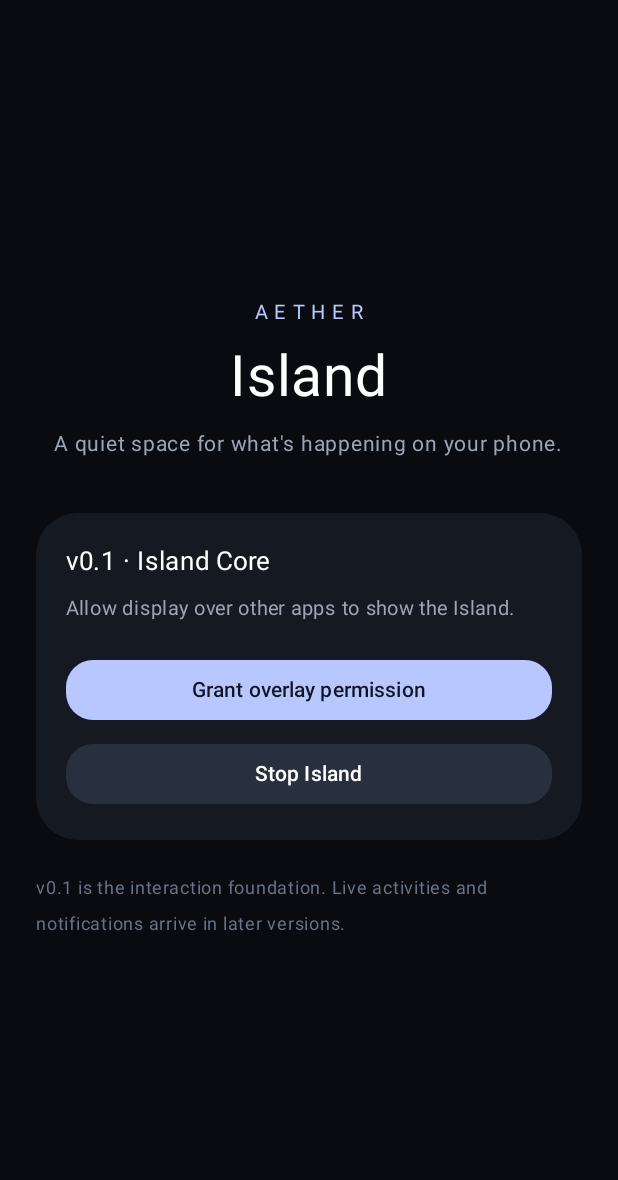
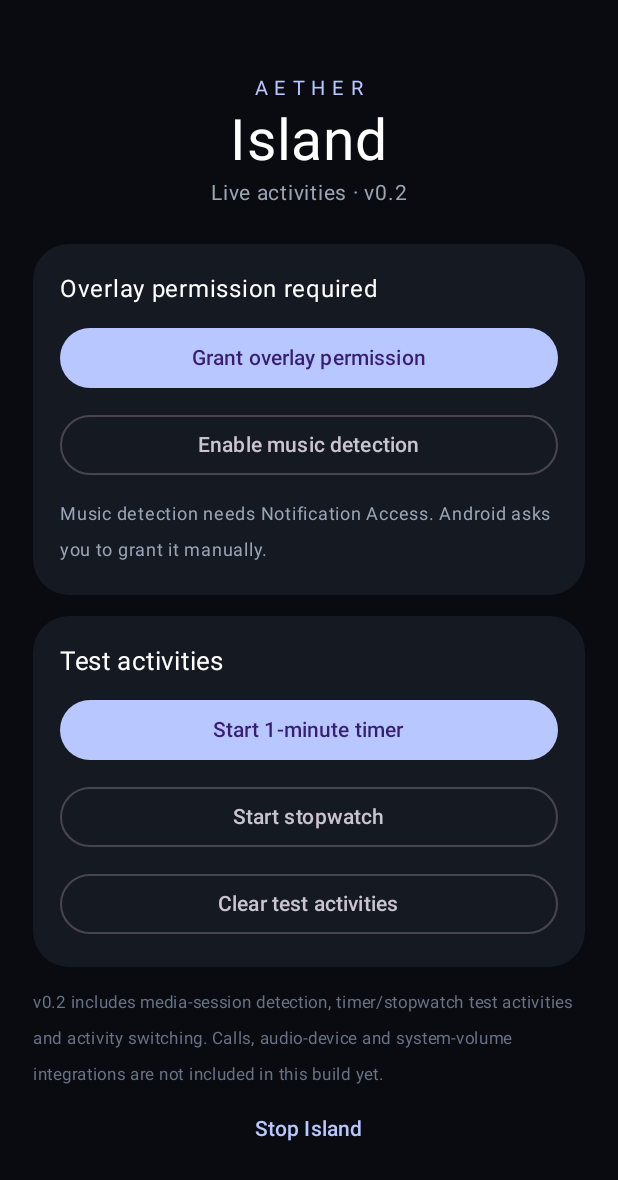
Before and after one commit to nguyennhatminh1234/Aether_Island, an Android app built with Jetpack Compose: the screen it shows after launch (MainActivity), after a tap on "Grant overlay permission", on a phone screen of 412 x 824 dp. Shown: the top 1180 px of the screen. Run offline under Robolectric (Android 15) with nearby library versions, the phone set to English and light mode, and no system bars.

Commit message:
Add v0.2 live activity controls

```diff
--- a/app/src/main/java/vn/aether/island/MainActivity.kt
+++ b/app/src/main/java/vn/aether/island/MainActivity.kt
@@ -6,20 +6,9 @@ import android.os.Bundle
 import android.provider.Settings
 import androidx.activity.ComponentActivity
 import androidx.activity.compose.setContent
-import androidx.compose.foundation.layout.Arrangement
-import androidx.compose.foundation.layout.Column
-import androidx.compose.foundation.layout.Spacer
-import androidx.compose.foundation.layout.fillMaxSize
-import androidx.compose.foundation.layout.fillMaxWidth
-import androidx.compose.foundation.layout.height
-import androidx.compose.foundation.layout.padding
+import androidx.compose.foundation.layout.*
 import androidx.compose.foundation.shape.RoundedCornerShape
-import androidx.compose.material3.Button
-import androidx.compose.material3.ButtonDefaults
-import androidx.compose.material3.MaterialTheme
-import androidx.compose.material3.Surface
-import androidx.compose.material3.Text
-import androidx.compose.material3.darkColorScheme
+import androidx.compose.material3.*
 import androidx.compose.runtime.mutableStateOf
 import androidx.compose.ui.Alignment
 import androidx.compose.ui.Modifier
@@ -28,102 +17,50 @@ import androidx.compose.ui.unit.dp
 import androidx.compose.ui.unit.sp
 import androidx.core.content.ContextCompat
 
-class MainActivity : ComponentActivity() {
-    private val hasOverlayPermission = mutableStateOf(false)
-
-    override fun onCreate(savedInstanceState: Bundle?) {
-        super.onCreate(savedInstanceState)
-        hasOverlayPermission.value = Settings.canDrawOverlays(this)
-        setContent {
-            MaterialTheme(colorScheme = darkColorScheme(
-                primary = Color(0xFFB8C7FF),
-                background = Color(0xFF090B10),
-                surface = Color(0xFF151922)
-            )) {
-                Surface(
-                    modifier = Modifier.fillMaxSize(),
-                    color = Color(0xFF090B10)
-                ) {
-                    Column(
-                        modifier = Modifier.fillMaxSize().padding(24.dp),
-                        verticalArrangement = Arrangement.Center,
-                        horizontalAlignment = Alignment.CenterHorizontally
-                    ) {
-                        Text("AETHER", color = Color(0xFFB8C7FF), fontSize = 13.sp, letterSpacing = 5.sp)
-                        Spacer(Modifier.height(8.dp))
-                        Text("Island", color = Color.White, fontSize = 38.sp)
-                        Spacer(Modifier.height(10.dp))
-                        Text(
-                            "A quiet space for what's happening on your phone.",
-                            color = Color(0xFF9BA4B5),
-                            fontSize = 14.sp
-                        )
-                        Spacer(Modifier.height(34.dp))
-                        Surface(
-                            modifier = Modifier.fillMaxWidth(),
-                            shape = RoundedCornerShape(28.dp),
-                            color = Color(0xFF151922)
-                        ) {
-                            Column(Modifier.padding(20.dp)) {
-                                Text("v0.1 · Island Core", color = Color.White, fontSize = 17.sp)
-                                Spacer(Modifier.height(8.dp))
-                                Text(
-                                    if (hasOverlayPermission.value) "Overlay permission is ready." else "Allow display over other apps to show the Island.",
-                                    color = Color(0xFF9BA4B5),
-                                    fontSize = 13.sp
-                                )
-                                Spacer(Modifier.height(18.dp))
-                                Button(
-                                    onClick = {
-                                        if (!Settings.canDrawOverlays(this@MainActivity)) {
-                                            val intent = Intent(
-                                                Settings.ACTION_MANAGE_OVERLAY_PERMISSION,
-                                                Uri.parse("package:$packageName")
-                                            )
-                                            startActivity(intent)
-                                        } else {
-                                            ContextCompat.startForegroundService(
-                                                this@MainActivity,
-                                                Intent(this@MainActivity, IslandOverlayService::class.java)
-                                            )
-                                        }
-                                    },
-                                    modifier = Modifier.fillMaxWidth(),
-                                    shape = RoundedCornerShape(18.dp),
-                                    colors = ButtonDefaults.buttonColors(containerColor = Color(0xFFB8C7FF))
-                                ) {
-                                    Text(
-                                        if (hasOverlayPermission.value) "Start Island" else "Grant overlay permission",
-                                        color = Color(0xFF101522)
-                                    )
+class MainActivity:ComponentActivity(){
+    private val hasOverlay=mutableStateOf(false)
+    private val hasMediaAccess=mutableStateOf(false)
+    override fun onCreate(savedInstanceState:Bundle?){super.onCreate(savedInstanceState);refreshPermissions()
+        setContent{
+            MaterialTheme(colorScheme=darkColorScheme(primary=Color(0xFFB8C7FF),background=Color(0xFF090B10),surface=Color(0xFF151922))){
+                Surface(Modifier.fillMaxSize(),color=Color(0xFF090B10)){
+                    Column(Modifier.fillMaxSize().padding(22.dp),verticalArrangement=Arrangement.Center,horizontalAlignment=Alignment.CenterHorizontally){
+                        Text("AETHER",color=Color(0xFFB8C7FF),fontSize=13.sp,letterSpacing=5.sp)
+                        Text("Island",color=Color.White,fontSize=38.sp)
+                        Text("Live activities · v0.2",color=Color(0xFF9BA4B5),fontSize=14.sp)
+                        Spacer(Modifier.height(22.dp))
+                        Card(shape=RoundedCornerShape(24.dp),colors=CardDefaults.cardColors(containerColor=Color(0xFF151922))){
+                            Column(Modifier.padding(18.dp),verticalArrangement=Arrangement.spacedBy(10.dp)){
+                                Text(if(hasOverlay.value)"Overlay permission ready" else "Overlay permission required",color=Color.White)
+                                Button(onClick={if(!Settings.canDrawOverlays(this@MainActivity))startActivity(Intent(Settings.ACTION_MANAGE_OVERLAY_PERMISSION,Uri.parse("package:$packageName")))else ContextCompat.startForegroundService(this@MainActivity,Intent(this@MainActivity,IslandOverlayService::class.java))},Modifier.fillMaxWidth()){
+                                    Text(if(hasOverlay.value)"Start Island" else "Grant overlay permission")
                                 }
-                                Spacer(Modifier.height(8.dp))
-                                Button(
-                                    onClick = {
-                                        stopService(Intent(this@MainActivity, IslandOverlayService::class.java))
-                                    },
-                                    modifier = Modifier.fillMaxWidth(),
-                                    shape = RoundedCornerShape(18.dp),
-                                    colors = ButtonDefaults.buttonColors(containerColor = Color(0xFF29303D))
-                                ) {
-                                    Text("Stop Island", color = Color.White)
+                                OutlinedButton(onClick={startActivity(Intent("android.settings.ACTION_NOTIFICATION_LISTENER_SETTINGS"))},Modifier.fillMaxWidth()){
+                                    Text(if(hasMediaAccess.value)"Media access settings" else "Enable music detection")
                                 }
+                                Text("Music detection needs Notification Access. Android asks you to grant it manually.",color=Color(0xFF9BA4B5),fontSize=12.sp)
                             }
                         }
-                        Spacer(Modifier.height(20.dp))
-                        Text(
-                            "v0.1 is the interaction foundation. Live activities and notifications arrive in later versions.",
-                            color = Color(0xFF687386),
-                            fontSize = 12.sp
-                        )
+                        Spacer(Modifier.height(14.dp))
+                        Card(shape=RoundedCornerShape(24.dp),colors=CardDefaults.cardColors(containerColor=Color(0xFF151922))){
+                            Column(Modifier.padding(18.dp),verticalArrangement=Arrangement.spacedBy(10.dp)){
+                                Text("Test activities",color=Color.White,fontSize=17.sp)
+                                Button(onClick={LiveActivityStore.startTimer(this@MainActivity,60)},Modifier.fillMaxWidth()){Text("Start 1-minute timer")}
+                                OutlinedButton(onClick={LiveActivityStore.startStopwatch(this@MainActivity)},Modifier.fillMaxWidth()){Text("Start stopwatch")}
+                                OutlinedButton(onClick={LiveActivityStore.stopTimer(this@MainActivity);LiveActivityStore.stopStopwatch(this@MainActivity);LiveActivityStore.remove(this@MainActivity,"music")},Modifier.fillMaxWidth()){Text("Clear test activities")}
+                            }
+                        }
+                        Spacer(Modifier.height(12.dp))
+                        Text("v0.2 includes media-session detection, timer/stopwatch test activities and activity switching. Calls, audio-device and system-volume integrations are not included in this build yet.",color=Color(0xFF687386),fontSize=11.sp)
+                        TextButton(onClick={stopService(Intent(this@MainActivity,IslandOverlayService::class.java))}){Text("Stop Island")}
                     }
                 }
             }
         }
     }
-
-    override fun onResume() {
-        super.onResume()
-        hasOverlayPermission.value = Settings.canDrawOverlays(this)
+    private fun refreshPermissions(){
+        hasOverlay.value=Settings.canDrawOverlays(this)
+        hasMediaAccess.value=android.provider.Settings.Secure.getString(contentResolver,"enabled_notification_listeners")?.contains(packageName)==true
     }
+    override fun onResume(){super.onResume();refreshPermissions()}
 }
```
